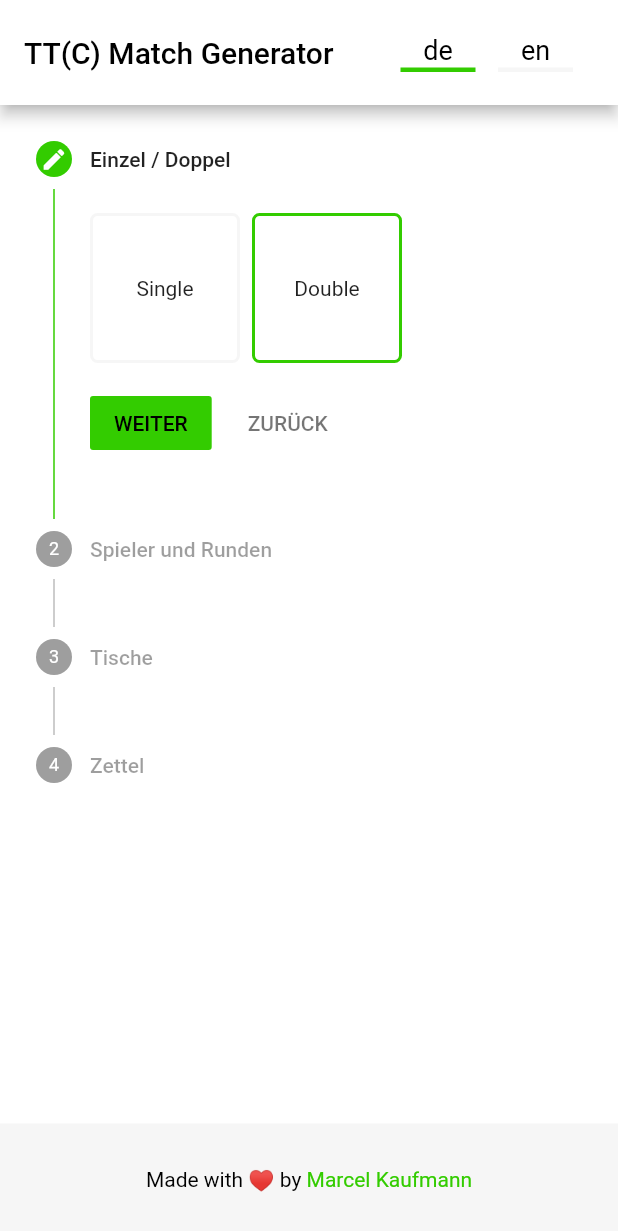
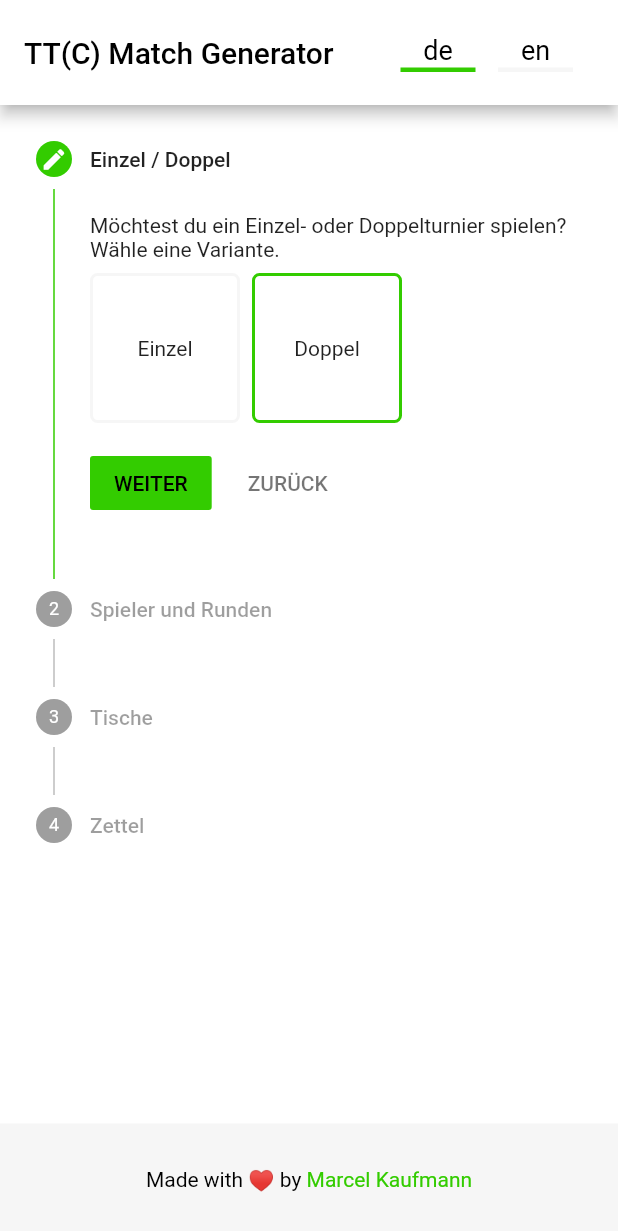
Before and after one commit to Flocksserver/tournament_cards_client, a Flutter app: the screen it shows after launch, after a tap on "de", on a phone screen of 412 x 824 dp. Shown: the top 1231 px of the screen. Run offline on Flutter 3.47's test engine with Material 2 defaults, Android fonts, the phone set to English and light mode, and no system bars; our stand-ins replace fluttertoast, google_fonts, rxdart; missing offline and left inert: dart:html, dart:js; statements that could not run were skipped.

Commit message:
pdf gen model as container

```diff
--- a/lib/AppLocalizations.dart
+++ b/lib/AppLocalizations.dart
@@ -13,17 +13,21 @@ class AppLocalizations {
     'en': {
       'title': 'TT(C) Match Generator',
       'title_step0': 'Single / Double',
+      'step0_description': 'Would you like to play a singles or doubles tournament? Choose an option.',
       'title_step1': 'Players and Rounds',
       'title_step2': 'Tables',
       'title_step3': 'Sheet',
       'button_next': 'NEXT',
       'button_back': 'BACK',
       'button_gen': 'GENERATE',
-      'coming_soon': 'Coming soon - be curious'
+      'coming_soon': 'Coming soon - be curious',
+      'single': 'Single',
+      'double': 'Double',
     },
     'de': {
       'title': 'TT(C) Match Generator',
       'title_step0': 'Einzel / Doppel',
+      'step0_description': 'Möchtest du ein Einzel- oder Doppelturnier spielen? Wähle eine Variante.',
       'title_step1': 'Spieler und Runden',
       'title_step2': 'Tische',
       'title_step3': 'Zettel',
@@ -31,6 +35,8 @@ class AppLocalizations {
       'button_back': 'ZURÜCK',
       'button_gen': 'GENERIEREN',
       'coming_soon': 'Bald verfügbar - seid gespannt',
+      'single': 'Einzel',
+      'double': 'Doppel',
     },
   };
 
@@ -71,4 +77,16 @@ class AppLocalizations {
   String get comingSoon {
     return _localizedValues[locale.languageCode]!['coming_soon']!;
   }
+
+  String get step0Description {
+    return _localizedValues[locale.languageCode]!['step0_description']!;
+  }
+
+  String get single {
+    return _localizedValues[locale.languageCode]!['single']!;
+  }
+
+  String get double {
+    return _localizedValues[locale.languageCode]!['double']!;
+  }
 }
--- a/lib/domain/logic/GeneratorBLoC.dart
+++ b/lib/domain/logic/GeneratorBLoC.dart
@@ -5,14 +5,14 @@ import 'package:rxdart/rxdart.dart';
 import 'package:tournament_cards_website/Injector.dart';
 import 'package:tournament_cards_website/domain/model/AppError.dart';
 import 'package:tournament_cards_website/domain/model/DownloadServiceResponse.dart';
-import 'package:tournament_cards_website/domain/model/PDFGenerationRequest.dart';
+import 'package:tournament_cards_website/domain/model/PDFGeneration.dart';
 import 'package:tournament_cards_website/domain/model/TournamentType.dart';
 import 'package:tournament_cards_website/domain/model/WasmServiceResponse.dart';
 
 class GeneratorBLoC{
 
-  final _generatePDFController = StreamController<PDFGenerationRequest>();
-  Sink<PDFGenerationRequest> get generatePDFSink => _generatePDFController.sink;
+  final _generatePDFController = StreamController<PDFGeneration>();
+  Sink<PDFGeneration> get generatePDFSink => _generatePDFController.sink;
 
   final _startDownloadController = StreamController<Uint8List>();
   Sink<Uint8List> get startDownloadSink => _startDownloadController.sink;
@@ -33,7 +33,7 @@ class GeneratorBLoC{
   }
 
 
-  void _onGeneratePDF(PDFGenerationRequest request) async{
+  void _onGeneratePDF(PDFGeneration request) async{
     _loadingSubject.add(true);
     WasmServiceResponse response;
     switch (request.type){
--- a/lib/domain/logic/WizardBLoC.dart
+++ b/lib/domain/logic/WizardBLoC.dart
@@ -1,7 +1,10 @@
 import 'dart:async';
 
 import 'package:rxdart/rxdart.dart';
+import 'package:tournament_cards_website/domain/model/AbsoluteNavigationRequest.dart';
+import 'package:tournament_cards_website/domain/model/PDFGeneration.dart';
 import 'package:tournament_cards_website/domain/model/RelativeNavigationRequest.dart';
+import 'package:tournament_cards_website/domain/model/StepNavigationResponse.dart';
 
 enum WizardNav{
   NEXT,
@@ -13,11 +16,11 @@ class WizardBLoC{
   final _relativeNavigationController = StreamController<RelativeNavigationRequest>();
   Sink<RelativeNavigationRequest> get relativeNavigationSink => _relativeNavigationController.sink;
 
-  final _absoluteNavigationController = StreamController<int>();
-  Sink<int> get absoluteNavigationSink => _absoluteNavigationController.sink;
+  final _absoluteNavigationController = StreamController<AbsoluteNavigationRequest>();
+  Sink<AbsoluteNavigationRequest> get absoluteNavigationSink => _absoluteNavigationController.sink;
 
-  final _wizardSubject = BehaviorSubject<int>();
-  Stream<int> get wizardStream => _wizardSubject.stream;
+  final _wizardSubject = BehaviorSubject<StepNavigationResponse>();
+  Stream<StepNavigationResponse> get wizardStream => _wizardSubject.stream;
 
   int _currentStep = 0;
 
@@ -28,6 +31,7 @@ class WizardBLoC{
 
 
   void _onRelativeNavigation(RelativeNavigationRequest relativeNavigationRequest) async{
+    PDFGeneration pdfGenerationNew = relativeNavigationRequest.pdfGeneration;
     switch (relativeNavigationRequest.wizardNav){
       case WizardNav.NEXT:
         if (_currentStep < relativeNavigationRequest.numberOfSteps)
@@ -38,12 +42,12 @@ class WizardBLoC{
         _currentStep --;
         break;
     }
-    _wizardSubject.add(_currentStep);
+    _wizardSubject.add(StepNavigationResponse(currentStep: _currentStep, pdfGeneration: pdfGenerationNew));
   }
 
-  void _onAbsoluteNavigation(int step) async{
-    _currentStep = step;
-    _wizardSubject.add(_currentStep);
+  void _onAbsoluteNavigation(AbsoluteNavigationRequest absoluteNavigationRequest) async{
+    _currentStep = absoluteNavigationRequest.stepNumber;
+    _wizardSubject.add(StepNavigationResponse(currentStep: _currentStep, pdfGeneration: absoluteNavigationRequest.pdfGeneration));
   }
 
 
--- /dev/null
+++ b/lib/domain/model/AbsoluteNavigationRequest.dart
@@ -0,0 +1,9 @@
+
+import 'package:tournament_cards_website/domain/model/PDFGeneration.dart';
+
+class AbsoluteNavigationRequest {
+  int stepNumber;
+  PDFGeneration pdfGeneration;
+
+  AbsoluteNavigationRequest({required this.stepNumber, required this.pdfGeneration});
+}
--- a/lib/domain/model/PDFGenerationRequest.dart
+++ b/lib/domain/model/PDFGeneration.dart
@@ -1,6 +1,6 @@
 import 'package:tournament_cards_website/domain/model/TournamentType.dart';
 
-class PDFGenerationRequest {
+class PDFGeneration {
   TournamentType type;
   int numberOfPlayers;
   int numberOfRounds;
@@ -9,7 +9,7 @@ class PDFGenerationRequest {
   int distributeOption;
   String languageCode;
 
-  PDFGenerationRequest(
+  PDFGeneration(
       {required this.type,
       required this.numberOfPlayers,
       required this.numberOfRounds,
--- a/lib/domain/model/RelativeNavigationRequest.dart
+++ b/lib/domain/model/RelativeNavigationRequest.dart
@@ -1,8 +1,10 @@
 import 'package:tournament_cards_website/domain/logic/WizardBLoC.dart';
+import 'package:tournament_cards_website/domain/model/PDFGeneration.dart';
 
 class RelativeNavigationRequest {
   WizardNav wizardNav;
   int numberOfSteps;
+  PDFGeneration pdfGeneration;
 
-  RelativeNavigationRequest({required this.wizardNav, required this.numberOfSteps});
+  RelativeNavigationRequest({required this.wizardNav, required this.numberOfSteps, required this.pdfGeneration});
 }
--- /dev/null
+++ b/lib/domain/model/StepNavigationResponse.dart
@@ -0,0 +1,8 @@
+
+import 'package:tournament_cards_website/domain/model/PDFGeneration.dart';
+
+class StepNavigationResponse{
+  int currentStep;
+  PDFGeneration pdfGeneration;
+  StepNavigationResponse({required this.currentStep, required this.pdfGeneration});
+}
--- a/lib/ui/HomePage.dart
+++ b/lib/ui/HomePage.dart
@@ -5,8 +5,10 @@ import 'package:tournament_cards_website/AppConstants.dart';
 import 'package:tournament_cards_website/domain/logic/GeneratorBLoC.dart';
 import 'package:tournament_cards_website/domain/logic/WizardBLoC.dart';
 import 'package:tournament_cards_website/domain/model/AppError.dart';
+import 'package:tournament_cards_website/domain/model/PDFGeneration.dart';
+import 'package:tournament_cards_website/domain/model/StepNavigationResponse.dart';
+import 'package:tournament_cards_website/domain/model/TournamentType.dart';
 import 'package:tournament_cards_website/ui/WebsiteAppBar.dart';
-import 'package:tournament_cards_website/ui/model/MatchType.dart';
 import 'package:tournament_cards_website/ui/wizard/ExportStep.dart';
 import 'package:tournament_cards_website/ui/wizard/PlayersStep.dart';
 import 'package:tournament_cards_website/ui/wizard/SingleDoubleStep.dart';
@@ -19,8 +21,6 @@ import 'Spinner.dart';
 class HomePage extends StatefulWidget {
   HomePage() : super();
 
-  static _HomePageState? of(BuildContext context) => context.findAncestorStateOfType<_HomePageState>();
-
   @override
   _HomePageState createState() => _HomePageState();
 }
@@ -30,7 +30,15 @@ class _HomePageState extends State<HomePage> {
   late WizardBLoC _wizardBLoC;
   late Size _deviceSize;
 
-  MatchType matchType = MatchType.DOUBLE;
+  PDFGeneration pdfGeneration = PDFGeneration(
+    type: TournamentType.DOUBLE,
+    numberOfPlayers: 40,
+    numberOfRounds: 12,
+    drawOption: 0,
+    numberOfTables: 12,
+    distributeOption: 0,
+    languageCode: "de",
+  );
 
   @override
   void initState() {
@@ -83,19 +91,23 @@ class _HomePageState extends State<HomePage> {
         body: Container(
             child: Column(children: [
           Expanded(
-              child: StreamBuilder<int>(
+              child: StreamBuilder<StepNavigationResponse>(
                   stream: _wizardBLoC.wizardStream,
                   builder: (context, snapshot) {
+                    if(snapshot.hasData){
+                      pdfGeneration = snapshot.data!.pdfGeneration;
+                    }
                     return WizardStepper(
-                      currentStep: snapshot.data == null ? 0 : snapshot.data!,
+                      currentStep: snapshot.hasData ? snapshot.data!.currentStep : 0,
                       steps: [
-                        SingleDoubleStep().build(context, 0, snapshot.data == null ? 0 : snapshot.data!, matchType),
-                        PlayersStep().build(context, 1, snapshot.data == null ? 0 : snapshot.data!),
-                        TablesStep().build(context, 2, snapshot.data == null ? 0 : snapshot.data!),
-                        ExportStep().build(context, 3, snapshot.data == null ? 0 : snapshot.data!),
+                        SingleDoubleStep().build(context, 0, snapshot.hasData ? snapshot.data!.currentStep : 0, pdfGeneration),
+                        PlayersStep().build(context, 1, snapshot.hasData ? snapshot.data!.currentStep : 0),
+                        TablesStep().build(context, 2, snapshot.hasData ? snapshot.data!.currentStep : 0),
+                        ExportStep().build(context, 3, snapshot.hasData ? snapshot.data!.currentStep : 0),
                       ],
                       wizardBLoC: _wizardBLoC,
                       generatorBLoC: _generatorBLoC,
+                      pdfModel: pdfGeneration,
                     );
                   })),
           SizedBox(
--- a/lib/ui/model/MatchType.dart
+++ /dev/null
@@ -1,4 +0,0 @@
-enum MatchType{
-  SINGLE,
-  DOUBLE
-}
--- a/lib/ui/model/SingleDoubleRadioModel.dart
+++ b/lib/ui/model/SingleDoubleRadioModel.dart
@@ -1,9 +1,10 @@
-import 'package:tournament_cards_website/ui/model/MatchType.dart';
+
+import 'package:tournament_cards_website/domain/model/TournamentType.dart';
 
 class SingleDoubleRadioModel {
   bool isSelected;
   String buttonText;
-  MatchType matchType;
+  TournamentType matchType;
 
   SingleDoubleRadioModel({required this.isSelected, required this.buttonText, required this.matchType});
 }
--- a/lib/ui/wizard/SingleDoubleItem.dart
+++ b/lib/ui/wizard/SingleDoubleItem.dart
@@ -2,14 +2,15 @@ import 'package:flutter/material.dart';
 import 'package:fluttertoast/fluttertoast.dart';
 import 'package:tournament_cards_website/AppConstants.dart';
 import 'package:tournament_cards_website/AppLocalizations.dart';
-import 'package:tournament_cards_website/ui/HomePage.dart';
-import 'package:tournament_cards_website/ui/model/MatchType.dart';
-import 'package:tournament_cards_website/ui/model/SingleDoubleRadioModel.dart';
+import 'package:tournament_cards_website/domain/model/PDFGeneration.dart';
+import 'package:tournament_cards_website/domain/model/TournamentType.dart';
 
 class SingleDoubleItem extends StatelessWidget {
-  final SingleDoubleRadioModel _item;
+  final String buttonText;
+  final TournamentType type;
+  final PDFGeneration pdfModel;
 
-  SingleDoubleItem(this._item);
+  SingleDoubleItem({required this.buttonText,required this.type, required this.pdfModel });
 
   @override
   Widget build(BuildContext context) {
@@ -18,7 +19,7 @@ class SingleDoubleItem extends StatelessWidget {
       child: InkWell(
         splashColor: AppConstants.mainColor,
         onTap: () {
-          if(_item.matchType == MatchType.SINGLE){
+          if(type == TournamentType.SINGLE){
             Fluttertoast.showToast(
               msg: AppLocalizations.of(context).comingSoon,
               toastLength: Toast.LENGTH_LONG,
@@ -29,8 +30,6 @@ class SingleDoubleItem extends StatelessWidget {
               timeInSecForIosWeb: 3,
               webPosition: 'center',
             );
-          }else{
-            HomePage.of(context)?.matchType = _item.matchType;
           }
 
         },
@@ -39,10 +38,10 @@ class SingleDoubleItem extends StatelessWidget {
             height: 100.0,
             width: 100.0,
             child: Center(
-              child: Text(_item.buttonText),
+              child: Text(buttonText),
             ),
             decoration: BoxDecoration(
-              border: Border.all(width: 2.0, color: _item.isSelected ? AppConstants.mainColor : AppConstants.greyColor),
+              border: Border.all(width: 2.0, color: pdfModel.type == type ? AppConstants.mainColor : AppConstants.greyColor),
               borderRadius: BorderRadius.all(Radius.circular(5.0)),
             ),
           ),
--- a/lib/ui/wizard/SingleDoubleStep.dart
+++ b/lib/ui/wizard/SingleDoubleStep.dart
@@ -1,18 +1,29 @@
 import 'package:flutter/material.dart';
 import 'package:tournament_cards_website/AppLocalizations.dart';
-import 'package:tournament_cards_website/ui/model/MatchType.dart';
-import 'package:tournament_cards_website/ui/model/SingleDoubleRadioModel.dart';
+import 'package:tournament_cards_website/domain/model/PDFGeneration.dart';
+import 'package:tournament_cards_website/domain/model/TournamentType.dart';
 import 'package:tournament_cards_website/ui/wizard/SingleDoubleItem.dart';
 
-
-class SingleDoubleStep{
-  Step build(BuildContext context, int stepNumber, int currentStep, MatchType matchType) {
+class SingleDoubleStep {
+  Step build(BuildContext context, int stepNumber, int currentStep, PDFGeneration pdfGeneration) {
     return Step(
       title: Text(AppLocalizations.of(context).titleStep0),
-      content: Row(
-        children: <Widget>[
-          SingleDoubleItem(SingleDoubleRadioModel(isSelected: matchType == MatchType.SINGLE, buttonText: "Single", matchType: MatchType.SINGLE)),
-          SingleDoubleItem(SingleDoubleRadioModel(isSelected: matchType == MatchType.DOUBLE, buttonText: "Double", matchType: MatchType.DOUBLE)),
+      content: Column(
+        mainAxisAlignment: MainAxisAlignment.start,
+        children: [
+          Padding(
+            padding: EdgeInsets.fromLTRB(0.0, 0.0, 0.0, 8.0),
+            child: Align(
+              alignment: Alignment.centerLeft,
+              child: Text(AppLocalizations.of(context).step0Description),
+            ),
+          ),
+          Row(
+            children: <Widget>[
+              SingleDoubleItem(buttonText: AppLocalizations.of(context).single, type: TournamentType.SINGLE, pdfModel: pdfGeneration),
+              SingleDoubleItem(buttonText: AppLocalizations.of(context).double, type: TournamentType.DOUBLE, pdfModel: pdfGeneration),
+            ],
+          ),
         ],
       ),
       isActive: currentStep >= stepNumber,
--- a/lib/ui/wizard/WizardStepper.dart
+++ b/lib/ui/wizard/WizardStepper.dart
@@ -2,7 +2,8 @@ import 'package:flutter/material.dart';
 import 'package:tournament_cards_website/AppLocalizations.dart';
 import 'package:tournament_cards_website/domain/logic/GeneratorBLoC.dart';
 import 'package:tournament_cards_website/domain/logic/WizardBLoC.dart';
-import 'package:tournament_cards_website/domain/model/PDFGenerationRequest.dart';
+import 'package:tournament_cards_website/domain/model/AbsoluteNavigationRequest.dart';
+import 'package:tournament_cards_website/domain/model/PDFGeneration.dart';
 import 'package:tournament_cards_website/domain/model/RelativeNavigationRequest.dart';
 import 'package:tournament_cards_website/domain/model/TournamentType.dart';
 
@@ -11,8 +12,9 @@ class WizardStepper extends StatelessWidget {
   final int currentStep;
   final WizardBLoC wizardBLoC;
   final GeneratorBLoC generatorBLoC;
+  final PDFGeneration pdfModel;
 
-  WizardStepper({required this.steps, required this.currentStep, required this.wizardBLoC, required this.generatorBLoC});
+  WizardStepper({required this.steps, required this.currentStep, required this.wizardBLoC, required this.generatorBLoC, required this.pdfModel});
 
   @override
   Widget build(BuildContext context) {
@@ -45,8 +47,8 @@ class WizardStepper extends StatelessWidget {
               children: <Widget>[
                 TextButton(
                   onPressed: () =>  currentStep == steps.length - 1 ?
-                  generatorBLoC.generatePDFSink.add(PDFGenerationRequest(type: TournamentType.DOUBLE, numberOfPlayers: 40, numberOfRounds: 12, drawOption: 0, numberOfTables: 10, distributeOption: 0, languageCode: "de"))
-                      : wizardBLoC.relativeNavigationSink.add(RelativeNavigationRequest(wizardNav: WizardNav.NEXT, numberOfSteps: steps.length - 1)),
+                  generatorBLoC.generatePDFSink.add(pdfModel)
+                      : wizardBLoC.relativeNavigationSink.add(RelativeNavigationRequest(wizardNav: WizardNav.NEXT, numberOfSteps: steps.length - 1, pdfGeneration: pdfModel)),
                   style: ButtonStyle(
                     foregroundColor: MaterialStateProperty.resolveWith<Color?>((Set<MaterialState> states) {
                       return states.contains(MaterialState.disabled) ? null : colorScheme.onPrimary;
@@ -62,7 +64,7 @@ class WizardStepper extends StatelessWidget {
                 Container(
                   margin: const EdgeInsetsDirectional.only(start: 8.0),
                   child: TextButton(
-                    onPressed: () => wizardBLoC.relativeNavigationSink.add(RelativeNavigationRequest(wizardNav: WizardNav.BACK, numberOfSteps: steps.length - 1)),
+                    onPressed: () => wizardBLoC.relativeNavigationSink.add(RelativeNavigationRequest(wizardNav: WizardNav.BACK, numberOfSteps: steps.length - 1, pdfGeneration: pdfModel)),
                     style: TextButton.styleFrom(
                       primary: cancelColor,
                       padding: buttonPadding,
@@ -76,7 +78,7 @@ class WizardStepper extends StatelessWidget {
           ),
         );
       },
-      onStepTapped: (step) => wizardBLoC.absoluteNavigationSink.add(step),
+      onStepTapped: (step) => wizardBLoC.absoluteNavigationSink.add(AbsoluteNavigationRequest(stepNumber: step, pdfGeneration: pdfModel)),
       steps: steps,
     );
   }
```
